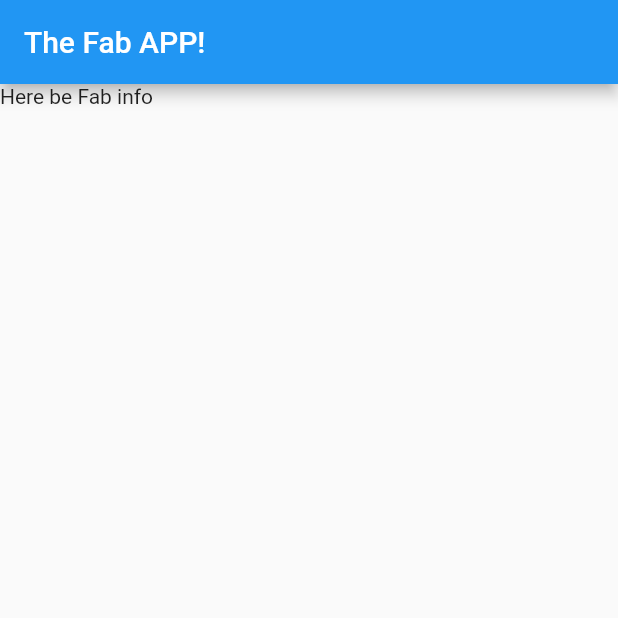
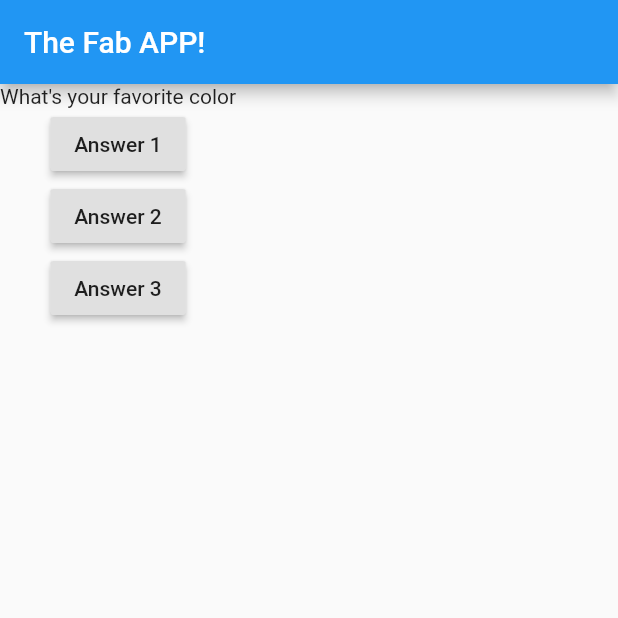
Before and after one commit to OlssonFabian/flutter_quiz, a Flutter app: the screen it shows after launch, on a phone screen of 412 x 824 dp, the top half of it. Run offline on Flutter 3.47's test engine with Material 2 defaults, Android fonts, the phone set to English and light mode, and no system bars.

Commit message:
two files now communicating

```diff
--- a/lib/main.dart
+++ b/lib/main.dart
@@ -1,19 +1,59 @@
 import 'package:flutter/material.dart';
+
+import './question.dart';
 
 void main() {
   runApp(MyApp());
 }
 
-class MyApp extends StatelessWidget {
+class MyApp extends StatefulWidget {
+  @override
+  State<StatefulWidget> createState() {
+    // TODO: implement createState
+    return _MyAppState();
+  }
+}
+
+class _MyAppState extends State<MyApp> {
+  var _questionIndex = 0;
+  var questions = [
+    'What\'s your favorite color',
+    'What\'s your favorite food',
+    'What\'s your favorite chilipepper'
+  ];
+
+  void _answerQuestion() {
+    setState(() {
+      _questionIndex = _questionIndex + 1;
+    });
+    print(_questionIndex);
+  }
+
   @override
   Widget build(BuildContext context) {
     return MaterialApp(
       home: Scaffold(
-        appBar: AppBar(
-          title: Text('The Fab APP!'),
-        ),
-        body: Text('Here be Fab info'),
-      ),
+          appBar: AppBar(
+            title: Text('The Fab APP!'),
+          ),
+          body: Column(
+            children: [
+              Question(questions[
+                  _questionIndex]), //Question get passed to Question class as the first arg
+              RaisedButton(
+                child: Text('Answer 1'),
+                onPressed: _answerQuestion,
+              ),
+              RaisedButton(
+                child: Text('Answer 2'),
+                onPressed: _answerQuestion,
+              ),
+              RaisedButton(
+                child: Text('Answer 3'),
+                onPressed: _answerQuestion,
+              ),
+            ],
+          )),
     );
   }
 }
--- /dev/null
+++ b/lib/question.dart
@@ -0,0 +1,11 @@
+import 'package:flutter/material.dart';
+
+class Question extends StatelessWidget {
+  String questionText;
+
+  Question(this.questionText);
+  @override
+  Widget build(BuildContext context) {
+    return Text(questionText);
+  }
+}
```
